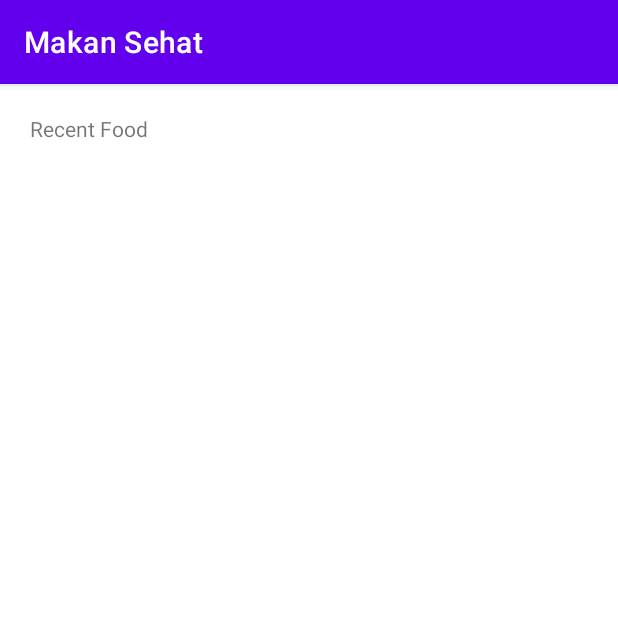
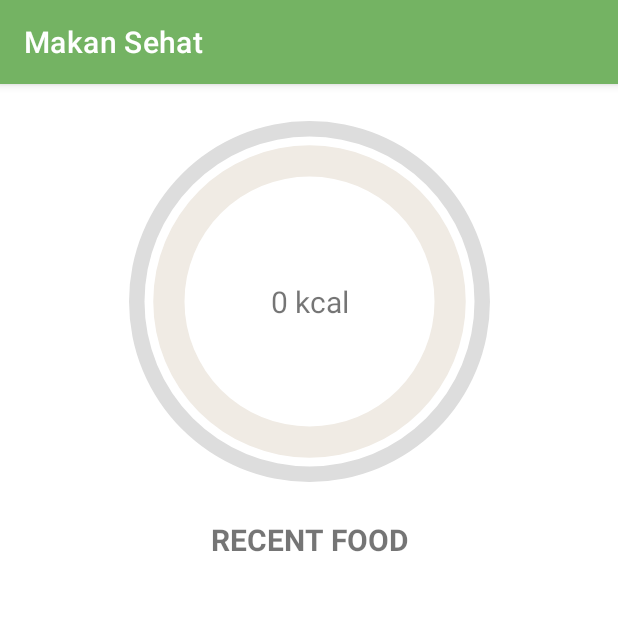
Before and after one commit to nokatotedo/makan-sehat, an Android app: the screen it shows after launch (MainActivity), on a phone screen of 412 x 824 dp, the top half of it. Run offline under Robolectric (Android 15) with nearby library versions, the phone set to English and light mode, and no system bars; our stand-ins replace Firebase (no records; nobody signed in at launch, a user with empty details on screens opened directly).

Commit message:
Add progress bar
Add progress bar to show total kcal of recent food

```diff
--- a/MakanSehat/app/src/main/java/com/upiyptk/makansehat/MainActivity.kt
+++ b/MakanSehat/app/src/main/java/com/upiyptk/makansehat/MainActivity.kt
@@ -1,6 +1,8 @@
 package com.upiyptk.makansehat
 
 import android.os.Bundle
+import android.widget.ProgressBar
+import android.widget.TextView
 import android.widget.Toast
 import androidx.appcompat.app.AppCompatActivity
 import androidx.recyclerview.widget.LinearLayoutManager
@@ -10,7 +12,12 @@ import com.google.firebase.database.*
 class MainActivity: AppCompatActivity() {
     private lateinit var ref: DatabaseReference
     private lateinit var rv: RecyclerView
+    private lateinit var progressInner: ProgressBar
+    private lateinit var progressOuter: ProgressBar
+    private lateinit var carbohidat: TextView
     private var array: ArrayList<FoodData> = arrayListOf()
+    private var total: Double = 0.0
+    private var percent: Int = 0
 
     override fun onCreate(savedInstanceState: Bundle?) {
         super.onCreate(savedInstanceState)
@@ -20,15 +27,29 @@ class MainActivity: AppCompatActivity() {
         rv.layoutManager = LinearLayoutManager(this)
         rv.setHasFixedSize(true)
 
+        progressInner = findViewById(R.id.pb_foodRecent_inner)
+        progressOuter = findViewById(R.id.pb_foodRecent_outer)
+        carbohidat = findViewById(R.id.tv_foodRecent_carbohidrat)
+        progressInner.progress = 0
+        progressOuter.progress = 0
+        carbohidat.text = "0 kcal"
+
         ref = FirebaseDatabase.getInstance().getReference("makanan")
         ref.addValueEventListener(object: ValueEventListener {
             override fun onDataChange(snapshot: DataSnapshot) {
+                total = 0.0
                 array.clear()
                 if(snapshot.exists()) {
                     for(food in snapshot.children) {
                         val foodValue = food.getValue(FoodData::class.java)
-                        array.add(foodValue!!)
+                        total += foodValue?.karbohidrat!!
+                        array.add(foodValue)
                     }
+                    percent = (total/2).toInt()
+                    progressInner.progress = percent
+                    progressOuter.progress = percent
+                    carbohidat.text = total.toString() + " kcal"
+
                     rv.adapter = FoodAdapter(array)
                 }
             }
--- /dev/null
+++ b/MakanSehat/app/src/main/res/drawable/progress_bar_inner.xml
@@ -0,0 +1,27 @@
+<?xml version="1.0" encoding="utf-8"?>
+<layer-list xmlns:android="http://schemas.android.com/apk/res/android">
+    <item>
+        <shape
+            android:shape="ring"
+            android:thicknessRatio="12"
+            android:useLevel="false">
+            <solid android:color="@color/white"/>
+        </shape>
+    </item>
+    <item>
+        <rotate
+            android:fromDegrees="270"
+            android:toDegrees="270">
+            <shape
+                android:shape="ring"
+                android:thicknessRatio="12"
+                android:useLevel="true">
+                <gradient
+                    android:endColor="@color/green_11"
+                    android:centerColor="@color/green_9"
+                    android:startColor="@color/green_7"
+                    android:type="sweep"/>
+            </shape>
+        </rotate>
+    </item>
+</layer-list>
--- /dev/null
+++ b/MakanSehat/app/src/main/res/drawable/progress_bar_outer.xml
@@ -0,0 +1,27 @@
+<?xml version="1.0" encoding="utf-8"?>
+<layer-list xmlns:android="http://schemas.android.com/apk/res/android">
+    <item>
+        <shape
+            android:shape="ring"
+            android:thicknessRatio="32"
+            android:useLevel="false">
+            <solid android:color="#DDD"/>
+        </shape>
+    </item>
+    <item>
+        <rotate
+            android:fromDegrees="270"
+            android:toDegrees="270">
+            <shape
+                android:shape="ring"
+                android:thicknessRatio="32"
+                android:useLevel="true">
+                <gradient
+                    android:endColor="@color/green_11"
+                    android:centerColor="@color/green_9"
+                    android:startColor="@color/green_7"
+                    android:type="sweep"/>
+            </shape>
+        </rotate>
+    </item>
+</layer-list>
--- a/MakanSehat/app/src/main/res/layout/activity_main.xml
+++ b/MakanSehat/app/src/main/res/layout/activity_main.xml
@@ -6,12 +6,48 @@
     android:layout_height="match_parent"
     android:padding="20dp"
     tools:context=".MainActivity">
+    <ProgressBar
+        android:id="@+id/pb_foodRecent_inner"
+        android:layout_width="250dp"
+        android:layout_height="250dp"
+        android:indeterminateOnly="false"
+        android:progressDrawable="@drawable/progress_bar_inner"
+        android:progress="0"
+        app:layout_constraintTop_toTopOf="@id/pb_foodRecent_outer"
+        app:layout_constraintBottom_toBottomOf="@id/pb_foodRecent_outer"
+        app:layout_constraintStart_toStartOf="@id/pb_foodRecent_outer"
+        app:layout_constraintEnd_toEndOf="@id/pb_foodRecent_outer"/>
+    <ProgressBar
+        android:id="@+id/pb_foodRecent_outer"
+        android:layout_width="330dp"
+        android:layout_height="250dp"
+        android:indeterminateOnly="false"
+        android:progressDrawable="@drawable/progress_bar_outer"
+        android:progress="0"
+        app:layout_constraintTop_toTopOf="parent"
+        app:layout_constraintStart_toStartOf="parent"
+        app:layout_constraintEnd_toEndOf="parent"/>
+    <TextView
+        android:id="@+id/tv_foodRecent_carbohidrat"
+        android:layout_width="wrap_content"
+        android:layout_height="wrap_content"
+        android:textSize="20sp"
+        android:text="@string/food_recent_carbohidrat"
+        app:layout_constraintTop_toTopOf="@id/pb_foodRecent_outer"
+        app:layout_constraintBottom_toBottomOf="@id/pb_foodRecent_outer"
+        app:layout_constraintStart_toStartOf="@id/pb_foodRecent_outer"
+        app:layout_constraintEnd_toEndOf="@id/pb_foodRecent_outer"/>
     <TextView
         android:id="@+id/tv_foodRecent"
         android:layout_width="match_parent"
         android:layout_height="wrap_content"
+        android:layout_marginTop="20dp"
+        android:gravity="center"
+        android:textAllCaps="true"
+        android:textSize="20sp"
+        android:textStyle="bold"
         android:text="@string/food_recent_text"
-        app:layout_constraintTop_toTopOf="parent"/>
+        app:layout_constraintTop_toBottomOf="@id/pb_foodRecent_outer"/>
     <ScrollView
         android:layout_width="match_parent"
         android:layout_height="350dp"
--- a/MakanSehat/app/src/main/res/layout/item_food_recent.xml
+++ b/MakanSehat/app/src/main/res/layout/item_food_recent.xml
@@ -4,7 +4,7 @@
     android:layout_width="match_parent"
     android:layout_height="100dp"
     android:layout_marginBottom="10dp"
-    android:backgroundTint="@color/yellow"
+    android:backgroundTint="@color/green_11"
     app:cardCornerRadius="30dp">
     <LinearLayout
         android:layout_width="match_parent"
--- a/MakanSehat/app/src/main/res/values-night/themes.xml
+++ b/MakanSehat/app/src/main/res/values-night/themes.xml
@@ -2,12 +2,12 @@
     <!-- Base application theme. -->
     <style name="Theme.MakanSehat" parent="Theme.MaterialComponents.DayNight.DarkActionBar">
         <!-- Primary brand color. -->
-        <item name="colorPrimary">@color/purple_200</item>
-        <item name="colorPrimaryVariant">@color/purple_700</item>
+        <item name="colorPrimary">@color/green_3</item>
+        <item name="colorPrimaryVariant">@color/green_1</item>
         <item name="colorOnPrimary">@color/black</item>
         <!-- Secondary brand color. -->
-        <item name="colorSecondary">@color/teal_200</item>
-        <item name="colorSecondaryVariant">@color/teal_200</item>
+        <item name="colorSecondary">@color/green_7</item>
+        <item name="colorSecondaryVariant">@color/green_5</item>
         <item name="colorOnSecondary">@color/black</item>
         <!-- Status bar color. -->
         <item name="android:statusBarColor" tools:targetApi="l">?attr/colorPrimaryVariant</item>
--- a/MakanSehat/app/src/main/res/values/colors.xml
+++ b/MakanSehat/app/src/main/res/values/colors.xml
@@ -1,12 +1,17 @@
 <?xml version="1.0" encoding="utf-8"?>
 <resources>
-    <color name="purple_200">#FFBB86FC</color>
-    <color name="purple_500">#FF6200EE</color>
-    <color name="purple_700">#FF3700B3</color>
-    <color name="teal_200">#FF03DAC5</color>
-    <color name="teal_700">#FF018786</color>
-    <color name="black">#FF000000</color>
-    <color name="white">#FFFFFFFF</color>
-    <color name="yellow">#F2CD63</color>
-    <color name="red">#BC3800</color>
+    <color name="green_0">#0C2C1B</color>
+    <color name="green_1">#124020</color>
+    <color name="green_2">#20542C</color>
+    <color name="green_3">#336838</color>
+    <color name="green_4">#437A41</color>
+    <color name="green_5">#558C4E</color>
+    <color name="green_6">#64A055</color>
+    <color name="green_7">#74B363</color>
+    <color name="green_8">#86C66C</color>
+    <color name="green_9">#9BCD78</color>
+    <color name="green_10">#ACD580</color>
+    <color name="green_11">#BDDB86</color>
+    <color name="black">#3C3C3C</color>
+    <color name="white">#F0EBE4</color>
 </resources>
--- a/MakanSehat/app/src/main/res/values/strings.xml
+++ b/MakanSehat/app/src/main/res/values/strings.xml
@@ -1,6 +1,7 @@
 <resources>
     <string name="app_name">Makan Sehat</string>
     <string name="food_recent_text">Recent Food</string>
+    <string name="food_recent_carbohidrat">22 kcal</string>
     <string name="food_title">Title Food</string>
     <string name="food_descriptionw">Berat</string>
     <string name="food_descriptionc">Karbohidrat</string>
--- a/MakanSehat/app/src/main/res/values/themes.xml
+++ b/MakanSehat/app/src/main/res/values/themes.xml
@@ -2,13 +2,13 @@
     <!-- Base application theme. -->
     <style name="Theme.MakanSehat" parent="Theme.MaterialComponents.DayNight.DarkActionBar">
         <!-- Primary brand color. -->
-        <item name="colorPrimary">@color/purple_500</item>
-        <item name="colorPrimaryVariant">@color/purple_700</item>
+        <item name="colorPrimary">@color/green_7</item>
+        <item name="colorPrimaryVariant">@color/green_5</item>
         <item name="colorOnPrimary">@color/white</item>
         <!-- Secondary brand color. -->
-        <item name="colorSecondary">@color/teal_200</item>
-        <item name="colorSecondaryVariant">@color/teal_700</item>
-        <item name="colorOnSecondary">@color/black</item>
+        <item name="colorSecondary">@color/green_11</item>
+        <item name="colorSecondaryVariant">@color/green_9</item>
+        <item name="colorOnSecondary">@color/white</item>
         <!-- Status bar color. -->
         <item name="android:statusBarColor" tools:targetApi="l">?attr/colorPrimaryVariant</item>
         <!-- Customize your theme here. -->
```
